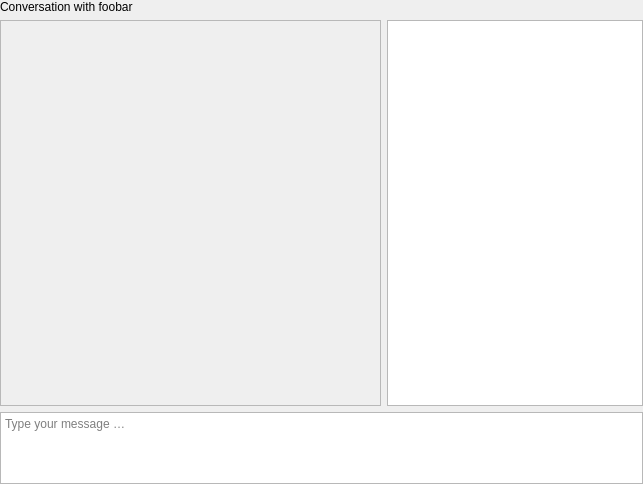
The window that data/p2p_conversation.ui (jabbercat/jabbercat) describes before a commit, drawn with Qt 5.
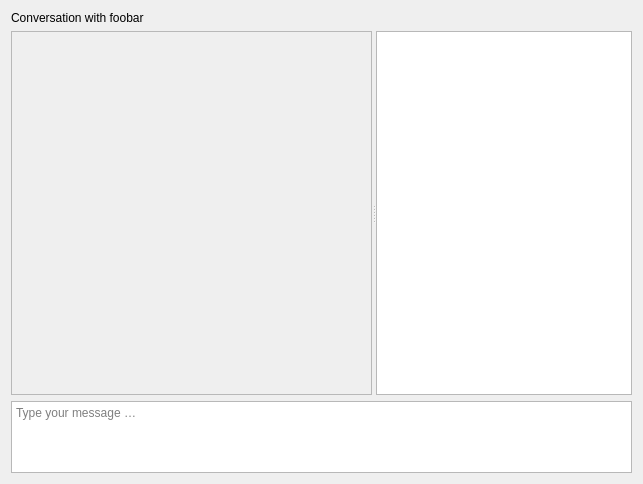
The same window after the commit. Custom widgets are drawn as their Qt base class.

Commit message: Put member list into splitter

```diff
--- a/data/p2p_conversation.ui
+++ b/data/p2p_conversation.ui
@@ -14,18 +14,6 @@
    <string>Form</string>
   </property>
   <layout class="QVBoxLayout" name="verticalLayout">
-   <property name="leftMargin">
-    <number>0</number>
-   </property>
-   <property name="topMargin">
-    <number>0</number>
-   </property>
-   <property name="rightMargin">
-    <number>0</number>
-   </property>
-   <property name="bottomMargin">
-    <number>0</number>
-   </property>
    <item>
     <widget class="QLabel" name="title_label">
      <property name="text">
@@ -34,13 +22,21 @@
     </widget>
    </item>
    <item>
-    <layout class="QHBoxLayout" name="horizontalLayout">
-     <item>
+    <widget class="QSplitter" name="splitter">
+     <property name="sizePolicy">
+      <sizepolicy hsizetype="Expanding" vsizetype="Expanding">
+       <horstretch>0</horstretch>
+       <verstretch>1</verstretch>
+      </sizepolicy>
+     </property>
+     <property name="orientation">
+      <enum>Qt::Horizontal</enum>
+     </property>
       <widget class="NestedFocusFrame" name="history_frame">
        <property name="sizePolicy">
         <sizepolicy hsizetype="Expanding" vsizetype="Expanding">
          <horstretch>1</horstretch>
-         <verstretch>0</verstretch>
+        <verstretch>1</verstretch>
         </sizepolicy>
        </property>
        <property name="frameShape">
@@ -50,18 +46,15 @@
         <enum>QFrame::Sunken</enum>
        </property>
       </widget>
-     </item>
-     <item>
       <widget class="QListView" name="member_view">
        <property name="sizePolicy">
-        <sizepolicy hsizetype="Expanding" vsizetype="Expanding">
+       <sizepolicy hsizetype="Preferred" vsizetype="Expanding">
          <horstretch>0</horstretch>
-         <verstretch>0</verstretch>
+        <verstretch>1</verstretch>
         </sizepolicy>
        </property>
       </widget>
-     </item>
-    </layout>
+    </widget>
    </item>
    <item>
     <widget class="MessageInput" name="message_input">
```
Left out of the diff: 5 changed lines with no effect on the pictures. Lines whose indentation alone changed are shown as unchanged.
